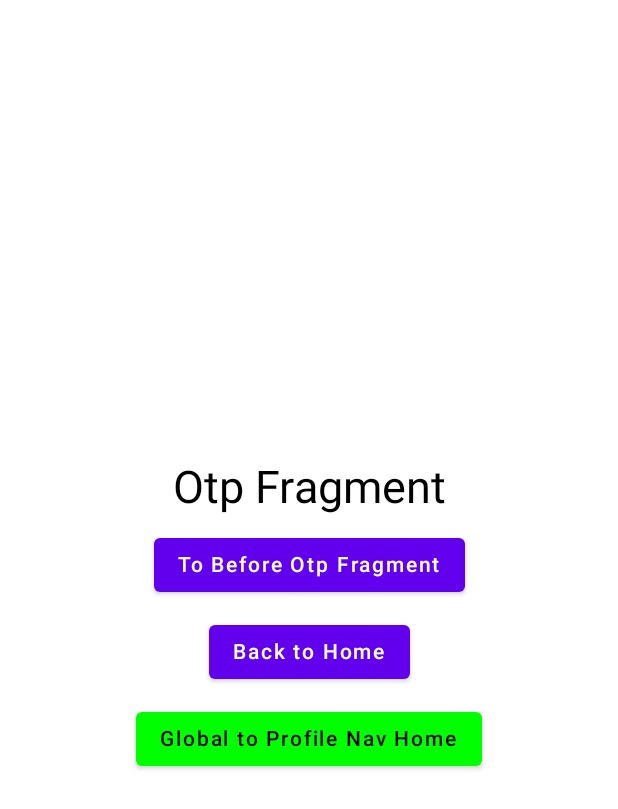
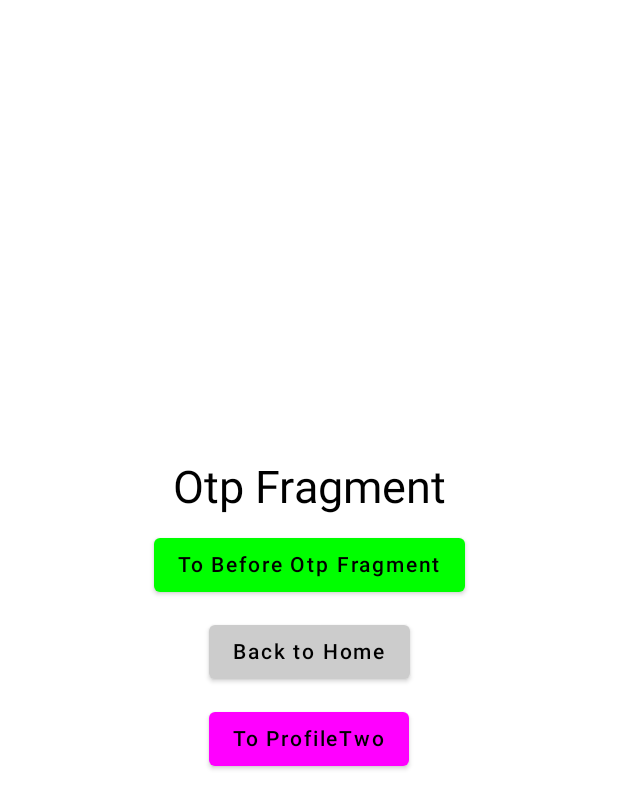
Before and after one commit to veygard/JetpackChildNav, an Android app built with Jetpack Compose: the fragment OtpFragment placed in its activity, on a phone screen of 412 x 824 dp. Shown: the top 809 px of the screen. Run offline under Robolectric (Android 15) with nearby library versions, the phone set to English and light mode, and no system bars.

Commit message:
Correct way to navigate

```diff
--- a/app/src/main/java/com/example/jetnav/home/auth/otp/OtpFragment.kt
+++ b/app/src/main/java/com/example/jetnav/home/auth/otp/OtpFragment.kt
@@ -45,18 +45,22 @@ class OtpFragment : Fragment() {
             ) {
                 Text(text = "Otp Fragment", fontSize = 30.sp)
                 Spacer(modifier = Modifier.height(10.dp))
-                Button(onClick = { otpRouter.routeToBeforeOtp() }) {
+                Button(
+                    colors = ButtonDefaults.buttonColors(backgroundColor = Color.Green),
+                    onClick = { otpRouter.routeToBeforeOtp() }) {
                     Text(text = "To Before Otp Fragment")
                 }
                 Spacer(modifier = Modifier.height(10.dp))
-                Button(onClick = { otpRouter.routeMain() }) {
+                Button(
+                    colors = ButtonDefaults.buttonColors(backgroundColor = Color.LightGray),
+                    onClick = { otpRouter.routeMain() }) {
                     Text(text = "Back to Home")
                 }
                 Spacer(modifier = Modifier.height(10.dp))
                 Button(
-                    colors = ButtonDefaults.buttonColors(backgroundColor = Color.Green),
-                    onClick = { otpRouter.routeToProfileNav() }) {
-                    Text(text = "Global to Profile Nav Home")
+                    colors = ButtonDefaults.buttonColors(backgroundColor = Color.Magenta),
+                    onClick = { otpRouter.routeToProfileTwo() }) {
+                    Text(text = "To ProfileTwo")
                 }
             }
 
--- a/app/src/main/java/com/example/jetnav/home/profile/profileFragmentOne/ProfileOneFragment.kt
+++ b/app/src/main/java/com/example/jetnav/home/profile/profileFragmentOne/ProfileOneFragment.kt
@@ -46,13 +46,13 @@ class ProfileOneFragment : Fragment() {
                 Text(text = "Profile One", fontSize = 30.sp)
                 Spacer(modifier = Modifier.height(10.dp))
                 Button(
-                    colors = ButtonDefaults.buttonColors(backgroundColor = Color.Green),
+                    colors = ButtonDefaults.buttonColors(backgroundColor = Color.Magenta),
                     onClick = { profileOneRouter.routeToProfileTwo() }) {
                     Text(text = "To Profile Two Fragment")
                 }
                 Spacer(modifier = Modifier.height(10.dp))
                 Button(
-                    colors = ButtonDefaults.buttonColors(backgroundColor = Color.Green),
+                    colors = ButtonDefaults.buttonColors(backgroundColor = Color.LightGray),
                     onClick = { profileOneRouter.routeMain() }) {
                     Text(text = "Back to Home")
                 }
--- a/app/src/main/java/com/example/jetnav/home/profile/profileFragmentOne/ProfileOneRouter.kt
+++ b/app/src/main/java/com/example/jetnav/home/profile/profileFragmentOne/ProfileOneRouter.kt
@@ -20,8 +20,9 @@ class ProfileOneRouterImpl(
     }
 
     override fun routeMain() {
-        fragment.findNavController().navigate(R.id.action_global_homeFragment4)
-
+        val navController = fragment.findNavController()
+        navController.setGraph(R.navigation.nav_root)
+        navController.navigate(R.id.action_global_home)
     }
 
     override fun routeToProfileTwo() {
--- a/app/src/main/res/navigation/nav_auth.xml
+++ b/app/src/main/res/navigation/nav_auth.xml
@@ -22,5 +22,5 @@
         <action
                 android:id="@+id/action_otpFragment_to_beforeOtpFragment2"
                 app:destination="@id/beforeOtpFragment" />
-    </fragment>
+    </fragment><action android:id="@+id/action_global_otpFragment" app:destination="@id/otpFragment"/>
 </navigation>
--- a/app/src/main/res/navigation/nav_profile.xml
+++ b/app/src/main/res/navigation/nav_profile.xml
@@ -22,5 +22,11 @@
         <action
                 android:id="@+id/action_profileTwoFragment_to_profileOneFragment2"
                 app:destination="@id/profileOneFragment" />
-    </fragment><action android:id="@+id/action_global_profileTwoFragment" app:destination="@id/profileTwoFragment"/>
+    </fragment>
+    <action
+            android:id="@+id/action_global_profileTwoFragment"
+            app:destination="@id/profileTwoFragment"
+            app:popUpTo="@id/profileTwoFragment"
+            app:popUpToInclusive="true"
+            app:launchSingleTop="false" />
 </navigation>
--- a/app/src/main/res/navigation/nav_root.xml
+++ b/app/src/main/res/navigation/nav_root.xml
@@ -13,6 +13,9 @@
         <action
                 android:id="@+id/action_global_to_profile_nav2"
                 app:destination="@id/to_profile_nav" />
+        <action
+                android:id="@+id/action_global_nav_profile"
+                app:destination="@id/nav_profile" />
     </navigation>
     <fragment
             android:id="@+id/homeFragment"
@@ -24,6 +27,9 @@
         <action
                 android:id="@+id/action_homeFragment_to_to_profile_nav"
                 app:destination="@id/to_profile_nav" />
+        <action
+                android:id="@+id/action_homeFragment_to_nav_profile"
+                app:destination="@id/nav_profile" />
     </fragment>
     <navigation android:id="@+id/to_profile_nav"
             app:startDestination="@id/nav_profile">
@@ -38,4 +44,6 @@
                 android:id="@+id/action_global_homeFragment4"
                 app:destination="@id/homeFragment" />
     </navigation>
+    <include app:graph="@navigation/nav_profile" />
+    <action android:id="@+id/action_global_home" app:destination="@id/homeFragment" />
 </navigation>
```
Also changed, not shown: app/src/main/java/com/example/jetnav/MainActivity.kt (+38 -0 lines), app/src/main/java/com/example/jetnav/home/auth/beforeOtp/BeforeOtpFragment.kt (+4 -4 lines), app/src/main/java/com/example/jetnav/home/auth/beforeOtp/BeforeOtpRouter.kt (+8 -2 lines), app/src/main/java/com/example/jetnav/home/auth/otp/OtpRouter.kt (+10 -1 lines), app/src/main/java/com/example/jetnav/home/profile/profileFragmentTwo/ProfileTwoFragment.kt (+16 -6 lines), app/src/main/java/com/example/jetnav/home/profile/profileFragmentTwo/ProfileTwoRouter.kt (+6 -2 lines), app/src/main/res/layout/fragment_home.xml (+9 -0 lines).
